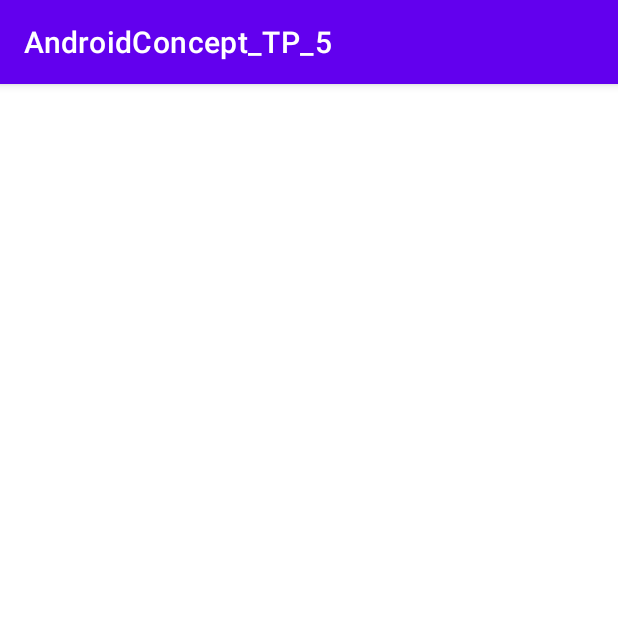
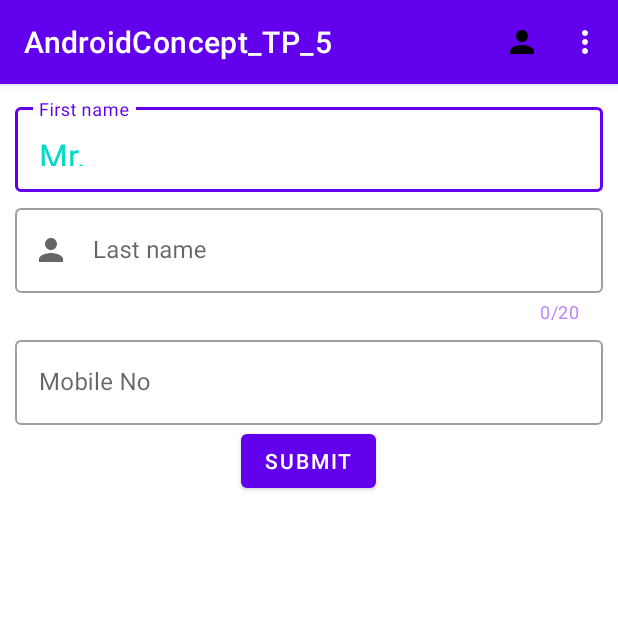
Before and after one commit to siddhantpatel01/AndroidConcept_TP_5a, an Android app: the screen it shows after launch (FirstActivity before the commit, MaterialUiActivity after it), on a phone screen of 412 x 824 dp, the top half of it. Run offline under Robolectric (Android 15) with nearby library versions, the phone set to English and light mode, and no system bars.

Commit message:
material/option menu

```diff
--- a/app/build.gradle
+++ b/app/build.gradle
@@ -41,6 +41,7 @@ dependencies {
     implementation 'androidx.core:core-ktx:1.7.0'
     implementation 'androidx.appcompat:appcompat:1.4.1'
     implementation 'com.google.android.material:material:1.5.0'
+    implementation 'androidx.constraintlayout:constraintlayout:2.1.4'
     testImplementation 'junit:junit:4.13.2'
     androidTestImplementation 'androidx.test.ext:junit:1.1.3'
     androidTestImplementation 'androidx.test.espresso:espresso-core:3.4.0'
--- /dev/null
+++ b/app/src/main/java/com/example/androidconcept_tp_5/MaterialUiActivity.kt
@@ -0,0 +1,35 @@
+package com.example.androidconcept_tp_5
+
+import androidx.appcompat.app.AppCompatActivity
+import android.os.Bundle
+import android.view.Menu
+import android.view.View
+import android.widget.Toast
+import com.example.androidconcept_tp_5.databinding.ActivityMaterialUiBinding
+
+class MaterialUiActivity : AppCompatActivity(), View.OnClickListener {
+   lateinit var binding: ActivityMaterialUiBinding
+    override fun onCreate(savedInstanceState: Bundle?) {
+        super.onCreate(savedInstanceState)
+        binding = ActivityMaterialUiBinding.inflate(layoutInflater)
+        setContentView(binding.root)
+
+//        if (binding.tilLname.editText!!.text.toString().length == 20){
+//            binding.tilLname.error = "YOu have reached.."
+//            binding.tilFname.isErrorEnabled = true
+//            binding.tilLname.
+//        }
+
+        binding.btnSubmit.setOnClickListener(this)
+
+    }
+
+    override fun onClick(p0: View?) {
+        Toast.makeText(this, binding.tilLname.editText!!.text.toString(), Toast.LENGTH_SHORT).show()
+    }
+
+    override fun onCreateOptionsMenu(menu: Menu?): Boolean {
+        menuInflater.inflate(R.menu.options_menu, menu)
+        return super.onCreateOptionsMenu(menu)
+    }
+}
--- /dev/null
+++ b/app/src/main/java/com/example/androidconcept_tp_5/kotlinConcepts/Blocks.kt
@@ -0,0 +1,5 @@
+package com.example.androidconcept_tp_5.kotlinConcepts
+
+sealed class Blocks
+open class Red(val colorStatus: String, val colorCode: Int) : Blocks()
+class Blue(val colorCode: Int) : Blocks()
--- /dev/null
+++ b/app/src/main/res/drawable/ic_person.xml
@@ -0,0 +1,5 @@
+<vector android:height="24dp" android:tint="#000000"
+    android:viewportHeight="24" android:viewportWidth="24"
+    android:width="24dp" xmlns:android="http://schemas.android.com/apk/res/android">
+    <path android:fillColor="@android:color/white" android:pathData="M12,12c2.21,0 4,-1.79 4,-4s-1.79,-4 -4,-4 -4,1.79 -4,4 1.79,4 4,4zM12,14c-2.67,0 -8,1.34 -8,4v2h16v-2c0,-2.66 -5.33,-4 -8,-4z"/>
+</vector>
--- /dev/null
+++ b/app/src/main/res/layout/activity_material_ui.xml
@@ -0,0 +1,65 @@
+<?xml version="1.0" encoding="utf-8"?>
+<LinearLayout xmlns:android="http://schemas.android.com/apk/res/android"
+    xmlns:tools="http://schemas.android.com/tools"
+    android:layout_width="match_parent"
+    android:layout_height="match_parent"
+    xmlns:app="http://schemas.android.com/apk/res-auto"
+    tools:context=".MaterialUiActivity"
+    android:orientation="vertical"
+    android:padding="10dp">
+    <com.google.android.material.textfield.TextInputLayout
+        android:layout_width="match_parent"
+        android:layout_height="wrap_content"
+        android:id="@+id/til_fname"
+        android:hint="First name"
+        style="@style/Widget.MaterialComponents.TextInputLayout.OutlinedBox"
+        app:prefixText="Mr."
+        app:prefixTextAppearance="@style/TextAppearance.AppCompat.Large"
+        app:prefixTextColor="@color/teal_200">
+        <com.google.android.material.textfield.TextInputEditText
+            android:layout_width="match_parent"
+            android:layout_height="wrap_content"/>
+    </com.google.android.material.textfield.TextInputLayout>
+
+    <com.google.android.material.textfield.TextInputLayout
+        android:layout_width="match_parent"
+        android:layout_height="wrap_content"
+        android:id="@+id/til_lname"
+        android:hint="Last name"
+        android:layout_marginTop="5dp"
+        style="@style/Widget.MaterialComponents.TextInputLayout.OutlinedBox"
+        app:startIconDrawable="@drawable/ic_person"
+        app:endIconMode="clear_text"
+        app:counterEnabled="true"
+        app:counterMaxLength="20"
+        app:counterTextColor="@color/purple_200"
+        app:errorEnabled="true"
+        >
+        <com.google.android.material.textfield.TextInputEditText
+            android:layout_width="match_parent"
+            android:layout_height="wrap_content"
+            />
+    </com.google.android.material.textfield.TextInputLayout>
+
+    <com.google.android.material.textfield.TextInputLayout
+        android:layout_width="match_parent"
+        android:layout_height="wrap_content"
+        android:id="@+id/til_mobno"
+        android:hint="Mobile No"
+        android:layout_marginTop="5dp"
+        style="@style/Widget.MaterialComponents.TextInputLayout.OutlinedBox"
+        app:prefixText="+91"
+        app:prefixTextAppearance="@style/TextAppearance.AppCompat.Large"
+        app:prefixTextColor="@color/teal_200">
+        <com.google.android.material.textfield.TextInputEditText
+            android:layout_width="match_parent"
+            android:layout_height="wrap_content"/>
+    </com.google.android.material.textfield.TextInputLayout>
+
+    <com.google.android.material.button.MaterialButton
+        android:layout_width="wrap_content"
+        android:layout_height="wrap_content"
+        android:id="@+id/btn_submit"
+        android:text="Submit"
+        android:layout_gravity="center"/>
+</LinearLayout>
--- /dev/null
+++ b/app/src/main/res/menu/options_menu.xml
@@ -0,0 +1,19 @@
+<?xml version="1.0" encoding="utf-8"?>
+<menu xmlns:android="http://schemas.android.com/apk/res/android"
+    xmlns:app="http://schemas.android.com/apk/res-auto">
+    <item
+        android:id="@+id/item_1"
+        android:title="Item 1"
+        app:showAsAction="always"
+        android:icon="@drawable/ic_person"/>
+    <item
+        android:id="@+id/item_2"
+        android:title="Item 2"/>
+    <item
+        android:id="@+id/item_3"
+        android:title="Item 3"/>
+    <item
+        android:id="@+id/item_4"
+        android:title="Item 4"/>
+
+</menu>
```
Also changed, not shown: app/src/main/AndroidManifest.xml (+12 -7 lines), app/src/main/java/com/example/androidconcept_tp_5/FirstActivity.kt (+60 -7 lines), app/src/main/java/com/example/androidconcept_tp_5/SecondActivity.kt (added, +11 -0 lines), app/src/main/java/com/example/androidconcept_tp_5/kotlinConcepts/Day.kt (added, +16 -0 lines), app/src/main/java/com/example/androidconcept_tp_5/kotlinConcepts/Student.kt (+4 -3 lines), app/src/main/java/com/example/androidconcept_tp_5/kotlinConcepts/Test.kt (+9 -11 lines), app/src/main/res/layout/activity_first.xml (+94 -4 lines), app/src/main/res/layout/activity_second.xml (added, +11 -0 lines).
